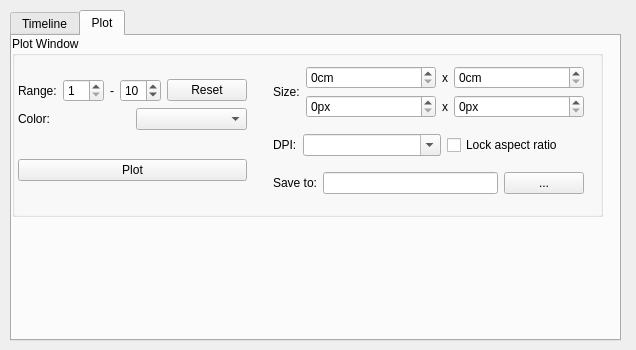
This is Caver4/ui/caver_analysis.ui in YaoYinYing/caver-pymol-plugin as Qt 5 draws it before an edit. The edited form follows.
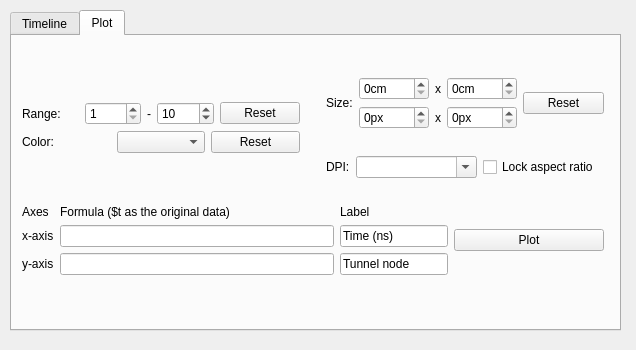
This is the edited form. The open tabs and pages were chosen to show the change.

Patch:
```diff
--- a/Caver4/ui/caver_analysis.ui
+++ b/Caver4/ui/caver_analysis.ui
@@ -31,7 +31,7 @@
      <x>10</x>
      <y>10</y>
      <width>611</width>
-     <height>331</height>
+     <height>321</height>
     </rect>
    </property>
    <property name="currentIndex">
@@ -602,27 +602,17 @@
     <attribute name="title">
      <string>Plot</string>
     </attribute>
-    <widget class="QGroupBox" name="groupBox_2">
+    <widget class="QWidget" name="layoutWidget_2">
      <property name="geometry">
       <rect>
-       <x>0</x>
-       <y>0</y>
-       <width>591</width>
-       <height>181</height>
-      </rect>
-     </property>
-     <property name="title">
-      <string>Plot Window</string>
-     </property>
-     <widget class="QWidget" name="">
-      <property name="geometry">
-       <rect>
-        <x>6</x>
+       <x>10</x>
         <y>20</y>
-        <width>566</width>
-        <height>150</height>
-       </rect>
-      </property>
+       <width>582</width>
+       <height>219</height>
+      </rect>
+     </property>
+     <layout class="QVBoxLayout" name="verticalLayout_7">
+      <item>
       <layout class="QHBoxLayout" name="horizontalLayout_22">
        <item>
         <layout class="QVBoxLayout" name="verticalLayout_3">
@@ -707,22 +697,16 @@
              <item>
               <widget class="QComboBox" name="comboBox_plotColormap"/>
              </item>
-            </layout>
-           </item>
-          </layout>
-         </item>
          <item>
-          <widget class="QPushButton" name="pushButton_tunnelPlot">
-           <property name="sizePolicy">
-            <sizepolicy hsizetype="Preferred" vsizetype="Fixed">
-             <horstretch>0</horstretch>
-             <verstretch>0</verstretch>
-            </sizepolicy>
-           </property>
+               <widget class="QPushButton" name="pushButton_resetPlotTunnelCmap">
            <property name="text">
-            <string>Plot</string>
-           </property>
-          </widget>
+                 <string>Reset</string>
+                </property>
+               </widget>
+              </item>
+             </layout>
+            </item>
+           </layout>
          </item>
         </layout>
        </item>
@@ -858,6 +842,13 @@
              </item>
             </layout>
            </item>
+            <item>
+             <widget class="QPushButton" name="pushButton_resetPlotTunnelImageSize">
+              <property name="text">
+               <string>Reset</string>
+              </property>
+             </widget>
+            </item>
           </layout>
          </item>
          <item>
@@ -891,31 +882,134 @@
            </item>
           </layout>
          </item>
+         </layout>
+        </item>
+       </layout>
+      </item>
          <item>
           <layout class="QHBoxLayout" name="horizontalLayout_8">
            <item>
-            <widget class="QLabel" name="label_9">
+         <layout class="QGridLayout" name="gridLayout_3">
+          <item row="2" column="0">
+           <widget class="QLabel" name="label_17">
              <property name="text">
-              <string>Save to:</string>
+             <string>y-axis</string>
              </property>
             </widget>
            </item>
-           <item>
-            <widget class="QLineEdit" name="lineEdit_imageSavePath"/>
-           </item>
-           <item>
-            <widget class="QPushButton" name="pushButton_openSaveImage">
+          <item row="1" column="0">
+           <widget class="QLabel" name="label_16">
+            <property name="text">
+             <string>x-axis</string>
+            </property>
+           </widget>
+          </item>
+          <item row="0" column="1">
+           <widget class="QLabel" name="label_19">
              <property name="text">
-              <string>...</string>
+             <string>Formula ($t as the original data)</string>
              </property>
             </widget>
            </item>
-          </layout>
-         </item>
+          <item row="0" column="0">
+           <widget class="QLabel" name="label_18">
+            <property name="text">
+             <string>Axes</string>
+            </property>
+           </widget>
+          </item>
+          <item row="0" column="2">
+           <widget class="QLabel" name="label_20">
+            <property name="text">
+             <string>Label</string>
+            </property>
+           </widget>
+          </item>
+          <item row="1" column="1">
+           <widget class="QLineEdit" name="lineEdit_XaxisFormula">
+            <property name="sizePolicy">
+             <sizepolicy hsizetype="Expanding" vsizetype="Fixed">
+              <horstretch>0</horstretch>
+              <verstretch>0</verstretch>
+             </sizepolicy>
+            </property>
+            <property name="toolTip">
+             <string>Expressions to rescale the x-Axis. Left empty to use the default</string>
+            </property>
+           </widget>
+          </item>
+          <item row="1" column="2">
+           <widget class="QLineEdit" name="lineEdit_XaxisLabel">
+            <property name="sizePolicy">
+             <sizepolicy hsizetype="Maximum" vsizetype="Fixed">
+              <horstretch>0</horstretch>
+              <verstretch>0</verstretch>
+             </sizepolicy>
+            </property>
+            <property name="toolTip">
+             <string>Label of x-axis</string>
+            </property>
+            <property name="text">
+             <string>Time (ns)</string>
+            </property>
+           </widget>
+          </item>
+          <item row="2" column="1">
+           <widget class="QLineEdit" name="lineEdit_YaxisFormula">
+            <property name="sizePolicy">
+             <sizepolicy hsizetype="Expanding" vsizetype="Fixed">
+              <horstretch>0</horstretch>
+              <verstretch>0</verstretch>
+             </sizepolicy>
+            </property>
+            <property name="toolTip">
+             <string>Expressions to rescale the y-Axis. Left empty to use the default</string>
+            </property>
+           </widget>
+          </item>
+          <item row="2" column="2">
+           <widget class="QLineEdit" name="lineEdit_YaxisLabel">
+            <property name="sizePolicy">
+             <sizepolicy hsizetype="Maximum" vsizetype="Fixed">
+              <horstretch>0</horstretch>
+              <verstretch>0</verstretch>
+             </sizepolicy>
+            </property>
+            <property name="toolTip">
+             <string>Label of y-axis</string>
+            </property>
+            <property name="text">
+             <string>Tunnel node</string>
+            </property>
+           </widget>
+          </item>
+         </layout>
+        </item>
+        <item>
+         <widget class="QPushButton" name="pushButton_tunnelPlot">
+          <property name="sizePolicy">
+           <sizepolicy hsizetype="Fixed" vsizetype="Fixed">
+            <horstretch>0</horstretch>
+            <verstretch>0</verstretch>
+           </sizepolicy>
+          </property>
+          <property name="minimumSize">
+           <size>
+            <width>150</width>
+            <height>0</height>
+           </size>
+          </property>
+          <property name="toolTip">
+           <string>Plot and save figure</string>
+          </property>
+          <property name="text">
+           <string>Plot</string>
+          </property>
+         </widget>
+        </item>
         </layout>
        </item>
       </layout>
-     </widget>
     </widget>
    </widget>
   </widget>
```
Lines whose indentation alone changed are shown as unchanged.
